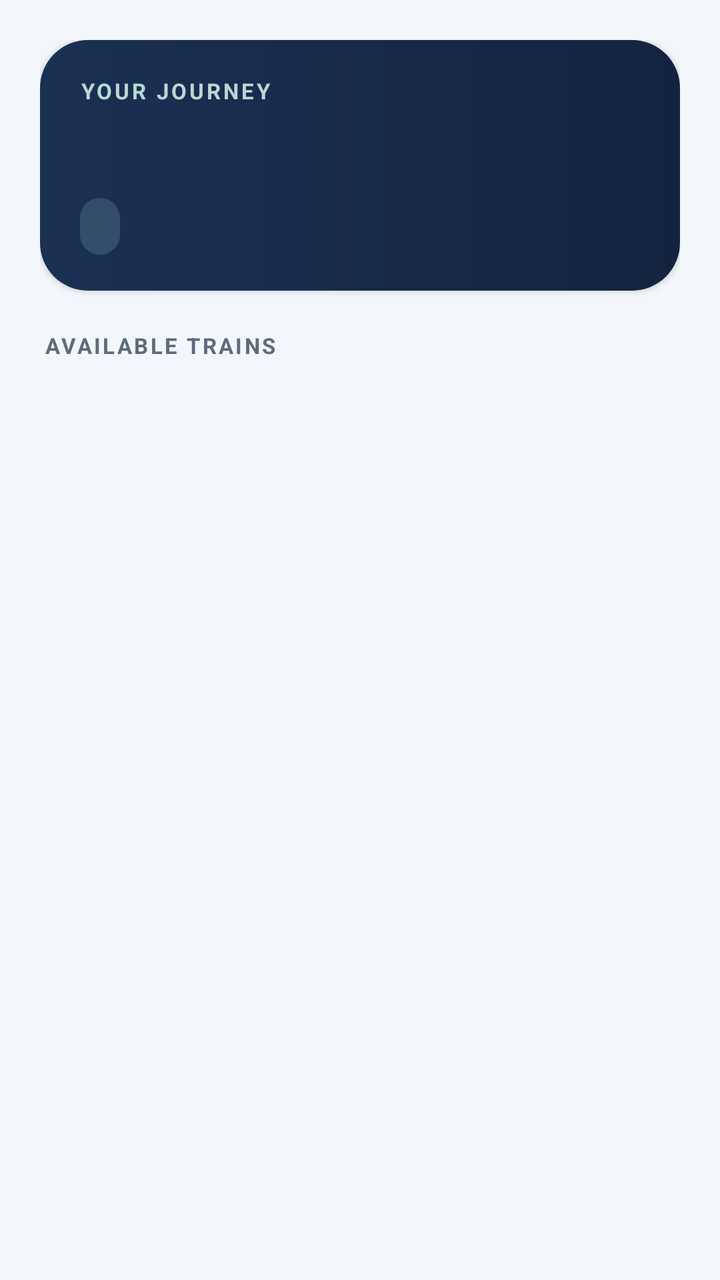
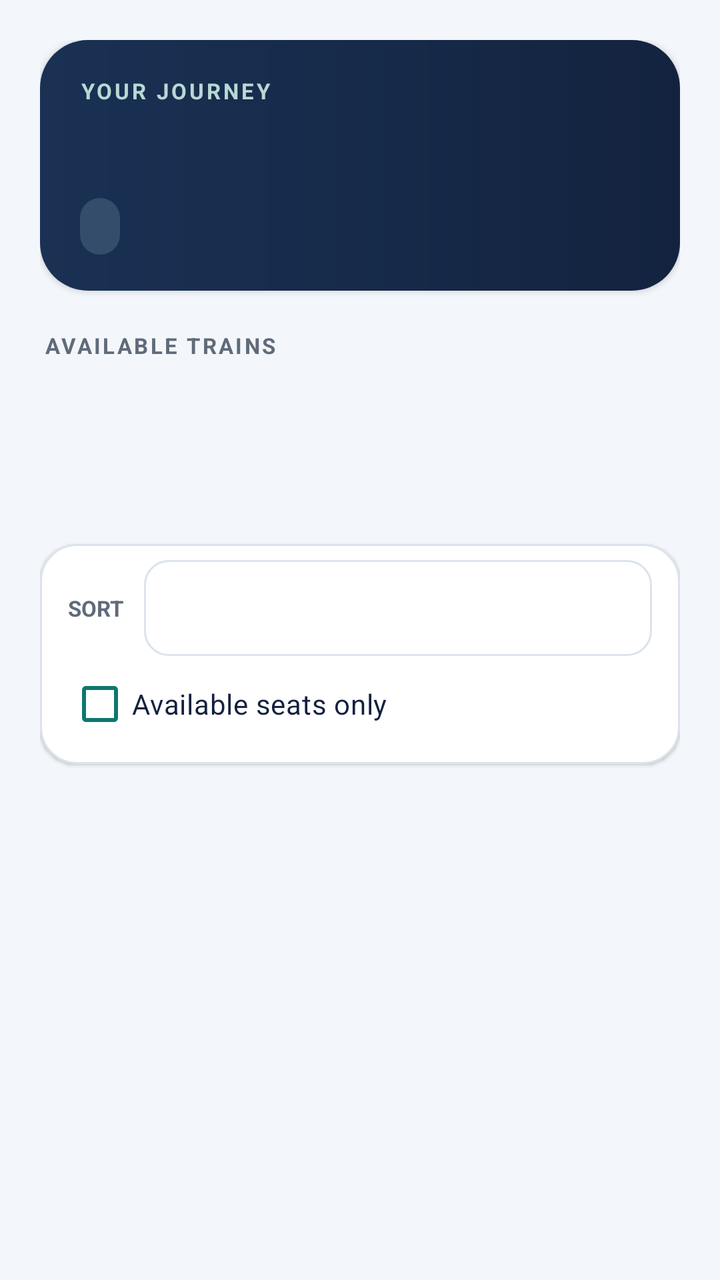

Before-and-after screenshots of an Android layout around one commit, followed by the original layout XML and the change that was made.
<!-- AndroidManifest.xml: application theme Theme.MyApplication -->
<!-- res/layout/activity_train_results.xml -->
<?xml version="1.0" encoding="utf-8"?>
<LinearLayout xmlns:android="http://schemas.android.com/apk/res/android"
    android:id="@+id/resultsRoot"
    android:layout_width="match_parent"
    android:layout_height="match_parent"
    android:background="@color/surface_soft"
    android:orientation="vertical"
    android:padding="20dp">

    <LinearLayout
        android:layout_width="match_parent"
        android:layout_height="wrap_content"
        android:background="@drawable/hero_background"
        android:elevation="2dp"
        android:orientation="vertical"
        android:paddingStart="20dp"
        android:paddingTop="18dp"
        android:paddingEnd="20dp"
        android:paddingBottom="18dp">

        <TextView
            android:layout_width="wrap_content"
            android:layout_height="wrap_content"
            android:text="YOUR JOURNEY"
            android:textColor="#B8D8D4"
            android:textSize="11sp"
            android:textStyle="bold"
            android:letterSpacing="0.12" />

        <TextView
            android:id="@+id/resultsHeading"
            android:layout_width="match_parent"
            android:layout_height="wrap_content"
            android:layout_marginTop="7dp"
            android:textColor="@color/white"
            android:textSize="22sp"
            android:textStyle="bold" />

        <TextView
            android:id="@+id/resultsSubtitle"
            android:layout_width="wrap_content"
            android:layout_height="wrap_content"
            android:layout_marginTop="10dp"
            android:background="@drawable/chip_brand"
            android:paddingStart="10dp"
            android:paddingTop="6dp"
            android:paddingEnd="10dp"
            android:paddingBottom="6dp"
            android:textColor="@color/white"
            android:textSize="12sp"
            android:textStyle="bold" />
    </LinearLayout>

    <TextView
        android:layout_width="match_parent"
        android:layout_height="wrap_content"
        android:layout_marginStart="2dp"
        android:layout_marginTop="20dp"
        android:layout_marginBottom="8dp"
        android:text="AVAILABLE TRAINS"
        android:textColor="@color/muted"
        android:textSize="11sp"
        android:textStyle="bold"
        android:letterSpacing="0.1" />

    <ProgressBar
        android:id="@+id/resultsProgress"
        android:layout_width="wrap_content"
        android:layout_height="wrap_content"
        android:layout_gravity="center_horizontal"
        android:layout_marginTop="24dp" />

    <TextView
        android:id="@+id/resultsStatus"
        android:layout_width="match_parent"
        android:layout_height="wrap_content"
        android:layout_marginTop="16dp"
        android:background="@drawable/card_background"
        android:gravity="center"
        android:minHeight="120dp"
        android:padding="24dp"
        android:textColor="@color/muted"
        android:textSize="15sp"
        android:visibility="gone" />

    <ListView
        android:id="@+id/resultsList"
        android:layout_width="match_parent"
        android:layout_height="0dp"
        android:layout_weight="1"
        android:clipToPadding="false"
        android:divider="@android:color/transparent"
        android:dividerHeight="12dp"
        android:paddingTop="4dp"
        android:paddingBottom="12dp" />
</LinearLayout>
<!-- resources referenced by this layout -->
<resources>
  <color name="muted">#5F6B7A</color>
  <color name="surface_soft">#F3F6FA</color>
  <color name="white">#FFFFFFFF</color>
  <!-- drawable card_background (drawable) -->
  <?xml version="1.0" encoding="utf-8"?>
  <shape xmlns:android="http://schemas.android.com/apk/res/android"><solid android:color="@color/surface"/><stroke android:width="1dp" android:color="@color/border"/><corners android:radius="18dp"/></shape>
  <!-- drawable chip_brand (drawable) -->
  <?xml version="1.0" encoding="utf-8"?>
  <shape xmlns:android="http://schemas.android.com/apk/res/android">
      <solid android:color="#334D6A" />
      <corners android:radius="24dp" />
  </shape>
  <!-- drawable hero_background (drawable) -->
  <?xml version="1.0" encoding="utf-8"?>
  <shape xmlns:android="http://schemas.android.com/apk/res/android" android:shape="rectangle">
      <gradient android:angle="0" android:startColor="#1A3154" android:endColor="@color/navy" />
      <corners android:radius="24dp" />
  </shape>
  <style name="Theme.MyApplication" parent="Base.Theme.MyApplication" />
  <color name="surface">#FFFFFFFF</color>
  <color name="border">#DCE3EB</color>
  <color name="navy">#13233F</color>
  <style name="Base.Theme.MyApplication" parent="Theme.Material3.Light.NoActionBar">
          <item name="colorPrimary">@color/brand</item>
          <item name="colorOnPrimary">@color/white</item>
          <item name="colorSecondary">@color/navy</item>
          <item name="colorOnSecondary">@color/white</item>
          <item name="android:colorAccent">@color/brand</item>
      </style>
  <color name="brand">#0F766E</color>
</resources>

<!-- the commit's change to res/layout/activity_train_results.xml (unified diff, before → after) -->
@@ -70,6 +70,56 @@
         android:layout_gravity="center_horizontal"
         android:layout_marginTop="24dp" />
 
+    <LinearLayout
+        android:layout_width="match_parent"
+        android:layout_height="wrap_content"
+        android:layout_marginTop="12dp"
+        android:background="@drawable/card_background"
+        android:elevation="1dp"
+        android:orientation="vertical"
+        android:paddingStart="14dp"
+        android:paddingTop="8dp"
+        android:paddingEnd="14dp"
+        android:paddingBottom="6dp">
+
+        <LinearLayout
+            android:layout_width="match_parent"
+            android:layout_height="48dp"
+            android:gravity="center_vertical"
+            android:orientation="horizontal">
+
+            <TextView
+                android:layout_width="wrap_content"
+                android:layout_height="wrap_content"
+                android:layout_marginEnd="10dp"
+                android:text="SORT"
+                android:textColor="@color/muted"
+                android:textSize="11sp"
+                android:textStyle="bold" />
+
+            <Spinner
+                android:id="@+id/resultsSortSpinner"
+                android:layout_width="0dp"
+                android:layout_height="48dp"
+                android:layout_weight="1"
+                android:background="@drawable/booking_input_background"
+                android:paddingStart="8dp"
+                android:paddingEnd="8dp"
+                android:spinnerMode="dropdown" />
+        </LinearLayout>
+
+        <CheckBox
+            android:id="@+id/availableOnlyCheckBox"
+            android:layout_width="match_parent"
+            android:layout_height="48dp"
+            android:buttonTint="@color/brand"
+            android:checked="false"
+            android:minHeight="48dp"
+            android:text="Available seats only"
+            android:textColor="@color/ink"
+            android:textSize="14sp" />
+    </LinearLayout>
+
     <TextView
         android:id="@+id/resultsStatus"
         android:layout_width="match_parent"
<!-- resource entries referenced after the edit -->
@@ -3,6 +3,24 @@
   <color name="muted">#5F6B7A</color>
   <color name="surface_soft">#F3F6FA</color>
   <color name="white">#FFFFFFFF</color>
+  <!-- drawable booking_input_background (drawable) -->
+  <?xml version="1.0" encoding="utf-8"?>
+  <selector xmlns:android="http://schemas.android.com/apk/res/android">
+      <item android:state_focused="true">
+          <shape>
+              <solid android:color="@color/surface" />
+              <stroke android:width="2dp" android:color="@color/brand" />
+              <corners android:radius="12dp" />
+          </shape>
+      </item>
+      <item>
+          <shape>
+              <solid android:color="@color/surface" />
+              <stroke android:width="1dp" android:color="@color/border" />
+              <corners android:radius="12dp" />
+          </shape>
+      </item>
+  </selector>
   <!-- drawable card_background (drawable) -->
   <?xml version="1.0" encoding="utf-8"?>
   <shape xmlns:android="http://schemas.android.com/apk/res/android"><solid android:color="@color/surface"/><stroke android:width="1dp" android:color="@color/border"/><corners android:radius="18dp"/></shape>
@@ -30,5 +48,6 @@
           <item name="android:colorAccent">@color/brand</item>
       </style>
   <color name="brand">#0F766E</color>
+  <color name="ink">#14213D</color>
 </resources>
 
